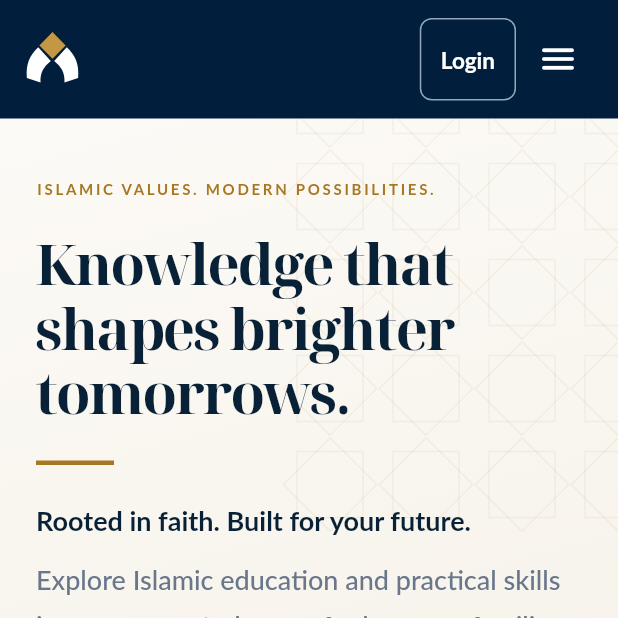
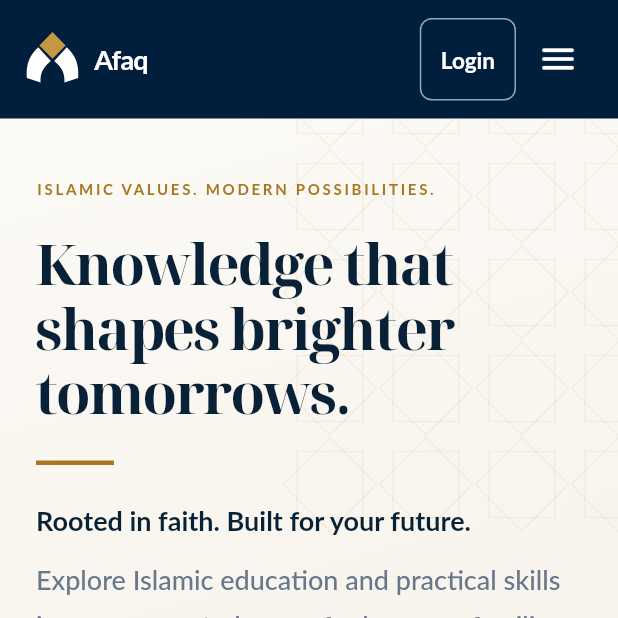
Before and after one commit to jemsi-442/madrasa, a Flutter app: the PublicHomeScreen screen opened directly with empty values, on a phone screen of 412 x 824 dp, the top half of it. Run offline on Flutter 3.47's test engine with Material 3 defaults, Android fonts, the phone set to English and light mode, and no system bars; our stand-ins replace font_awesome_flutter, video_player, web, webview_flutter; missing offline and left inert: dart:js_interop, dart:ui_web, pdfrx.

Commit message:
Keep Afaq wordmark visible in the mobile homepage header

```diff
--- a/frontend/lib/src/home_page.dart
+++ b/frontend/lib/src/home_page.dart
@@ -206,14 +206,17 @@ class _HomeHeader extends StatelessWidget {
       return PublicHeaderBar(
         child: Row(
           children: [
-            Flexible(
+            Expanded(
               child: InkWell(
                 onTap: () => onSection('Home'),
                 borderRadius: BorderRadius.circular(8),
-                child: PublicBrand(light: true, compact: compact),
+                child: PublicBrand(
+                  light: true,
+                  compact: compact,
+                  wordmarkSize: 18,
+                ),
               ),
             ),
-            const Spacer(),
             if (wide) ...[
               for (final label in sections)
                 Padding(
```
